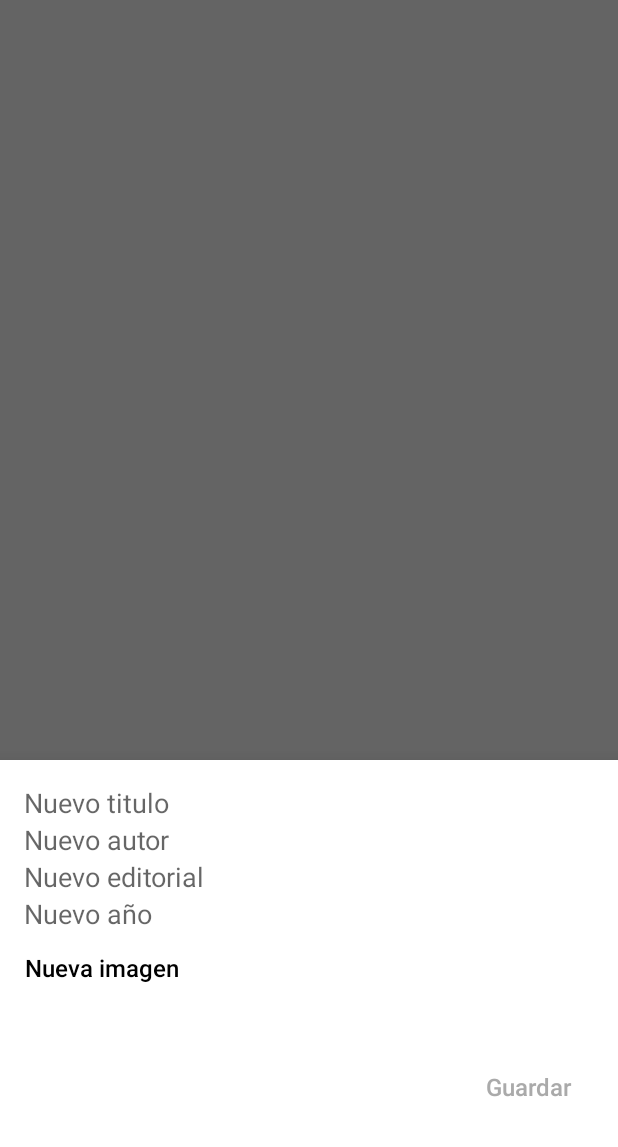
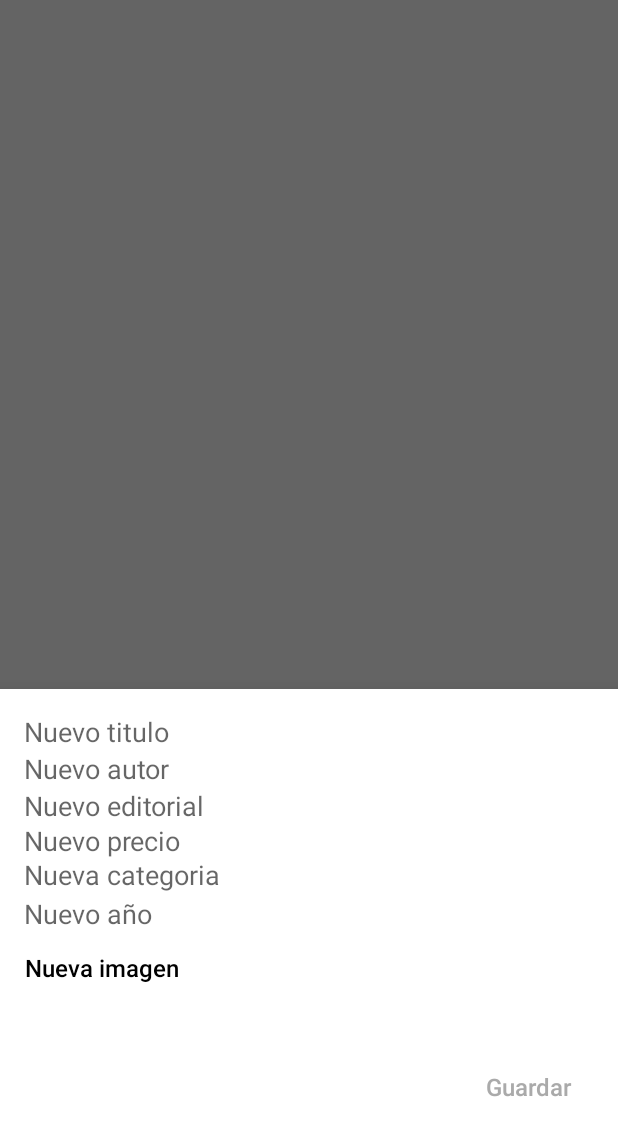
Before and after one commit to GustavoGVBan/Libreria, an Android app: the screen it shows after launch (MainActivity), after a tap on an icon or button, on a phone screen of 412 x 824 dp, the part 89-1236 px from its top. Run offline under Robolectric (Android 15) with nearby library versions, the phone set to English and light mode, and no system bars.

Commit message:
Se agrega actualizacion de proyecto

```diff
--- a/app/src/main/java/net/penguincoders/doit/AddNewBook.java
+++ b/app/src/main/java/net/penguincoders/doit/AddNewBook.java
@@ -46,6 +46,8 @@ public class AddNewBook extends BottomSheetDialogFragment {
     private EditText editTextTitulo;
     private EditText editTextAutor;
     private EditText editTextEditorial;
+    private EditText editTextPrecio;
+    private EditText newCategoriaText;
     private EditText editTextAño;
     private Button imageButton;
     private ImageView imageView;
@@ -81,6 +83,8 @@ public class AddNewBook extends BottomSheetDialogFragment {
         editTextTitulo = Objects.requireNonNull(getView()).findViewById(R.id.newTitleText);
         editTextAutor = Objects.requireNonNull(getView()).findViewById(R.id.newAutorText);
         editTextEditorial = Objects.requireNonNull(getView()).findViewById(R.id.newEditorialText);
+        editTextPrecio = Objects.requireNonNull(getView()).findViewById(R.id.newPrecioText);
+        newCategoriaText = Objects.requireNonNull(getView()).findViewById(R.id.newCategoriaText);
         editTextAño = Objects.requireNonNull(getView()).findViewById(R.id.newAñoText);
         imageButton = getView().findViewById(R.id.imageButton);
         imageView = getView().findViewById(R.id.imageView);
@@ -94,12 +98,16 @@ public class AddNewBook extends BottomSheetDialogFragment {
             String titulo = bundle.getString("titulo");
             String autor = bundle.getString("autor");
             String editorial = bundle.getString("editorial");
+            String precio = bundle.getString("precio");
+            String categoria = bundle.getString("categoria");
             String año = bundle.getString("año");
             String imagen = bundle.getString("imagen");
 
             editTextTitulo.setText(titulo);
             editTextAutor.setText(autor);
             editTextEditorial.setText(editorial);
+            editTextPrecio.setText(precio);
+            newCategoriaText.setText(categoria);
             editTextAño.setText(año);
 
             assert titulo != null;
@@ -152,6 +160,8 @@ public class AddNewBook extends BottomSheetDialogFragment {
                 String titulo = editTextTitulo.getText().toString();
                 String autor = editTextAutor.getText().toString();
                 String editorial = editTextEditorial.getText().toString();
+                String precio = editTextPrecio.getText().toString();
+                String categoria = newCategoriaText.getText().toString();
                 String año = editTextAño.getText().toString();
 
 
@@ -163,6 +173,8 @@ public class AddNewBook extends BottomSheetDialogFragment {
                     person.setTitulo(titulo);
                     person.setAutor(autor);
                     person.setEditorial(editorial);
+                    person.setPrecio(precio);
+                    person.setCategoria(categoria);
                     person.setAño(año);
                     person.setImagen(uriImage);
                     db.insertBook(person);
--- a/app/src/main/java/net/penguincoders/doit/Utils/DatabaseHandler.java
+++ b/app/src/main/java/net/penguincoders/doit/Utils/DatabaseHandler.java
@@ -20,6 +20,8 @@ public class DatabaseHandler extends SQLiteOpenHelper {
     private static final String TITULO = "titulo";
     private static final String AUTOR = "autor";
     private static final String EDITORIAL = "editorial";
+    private static final String PRECIO = "precio";
+    private static final String CATEGORIA = "categoria";
     private static final String AÑO = "año";
     private static final String IMAGEN = "imagen";
     private static final String STATUS = "status";
@@ -28,6 +30,8 @@ public class DatabaseHandler extends SQLiteOpenHelper {
             TITULO + " TEXT, " +
             AUTOR + " TEXT, " +
             EDITORIAL + " TEXT, " +
+            PRECIO + " TEXT, " +
+            CATEGORIA + " TEXT, " +
             IMAGEN + " TEXT, " +
             AÑO + " TEXT)";
 
@@ -59,6 +63,8 @@ public class DatabaseHandler extends SQLiteOpenHelper {
         cv.put(TITULO, person.getTitulo());
         cv.put(AUTOR, person.getAutor());
         cv.put(EDITORIAL, person.getEditorial());
+        cv.put(PRECIO, person.getEditorial());
+        cv.put(CATEGORIA, person.getEditorial());
         cv.put(AÑO, person.getAño());
         cv.put(IMAGEN, person.getImagen());
         db.insert(TODO_TABLE, null, cv);
@@ -78,6 +84,8 @@ public class DatabaseHandler extends SQLiteOpenHelper {
                         book.setTitulo(cur.getString(cur.getColumnIndex(TITULO)));
                         book.setAutor(cur.getString(cur.getColumnIndex(AUTOR)));
                         book.setEditorial(cur.getString(cur.getColumnIndex(EDITORIAL)));
+                        book.setEditorial(cur.getString(cur.getColumnIndex(PRECIO)));
+                        book.setEditorial(cur.getString(cur.getColumnIndex(CATEGORIA)));
                         book.setAño(cur.getString(cur.getColumnIndex(AÑO)));
                         book.setImagen(cur.getString(cur.getColumnIndex(IMAGEN)));
                         bookList.add(book);
@@ -105,6 +113,8 @@ public class DatabaseHandler extends SQLiteOpenHelper {
         cv.put(TITULO,titulo);
         cv.put(AUTOR, autor);
         cv.put(EDITORIAL, editorial);
+        cv.put(PRECIO, editorial);
+        cv.put(CATEGORIA, editorial);
         cv.put(AÑO, año);
         cv.put(IMAGEN, uriImage);
         db.update(TODO_TABLE, cv, ID + "= ?", new String[] {String.valueOf(id)});
--- a/app/src/main/res/layout/new_book.xml
+++ b/app/src/main/res/layout/new_book.xml
@@ -28,17 +28,40 @@
         android:layout_height="wrap_content"
         android:layout_below="@id/newAutorText"
         android:background="@null"
-        android:textAppearance="@style/TextAppearance.AppCompat.Medium"
-        android:hint="@string/new_editorial" />
+        android:hint="@string/new_editorial"
+        android:textAppearance="@style/TextAppearance.AppCompat.Medium" />
+
+    <EditText
+        android:id="@+id/newPrecioText"
+        android:layout_width="match_parent"
+        android:layout_height="wrap_content"
+        android:layout_below="@id/newAutorText"
+        android:layout_marginTop="23dp"
+        android:background="@null"
+        android:hint="@string/new_precio"
+        android:inputType="numberDecimal"
+        android:textAppearance="@style/TextAppearance.AppCompat.Medium" />
+
+    <EditText
+        android:id="@+id/newCategoriaText"
+        android:layout_width="match_parent"
+        android:layout_height="wrap_content"
+        android:layout_below="@id/newAutorText"
+        android:layout_marginTop="46dp"
+        android:background="@null"
+        android:hint="@string/new_categoria"
+        android:textAppearance="@style/TextAppearance.AppCompat.Medium" />
 
     <EditText
         android:id="@+id/newAñoText"
         android:layout_width="match_parent"
         android:layout_height="wrap_content"
         android:layout_below="@id/newEditorialText"
+        android:layout_marginTop="47dp"
         android:background="@null"
-        android:textAppearance="@style/TextAppearance.AppCompat.Medium"
-        android:hint="@string/new_año" />
+        android:hint="@string/new_año"
+        android:inputType="number"
+        android:textAppearance="@style/TextAppearance.AppCompat.Medium" />
 
     <Button
         android:id="@+id/imageButton"
--- a/app/src/main/res/values/strings.xml
+++ b/app/src/main/res/values/strings.xml
@@ -4,6 +4,8 @@
     <string name="new_title">Nuevo titulo</string>
     <string name="new_autor">Nuevo autor</string>
     <string name="new_editorial">Nuevo editorial</string>
+    <string name="new_precio">Nuevo precio</string>
+    <string name="new_categoria">Nueva categoria</string>
     <string name="new_año">Nuevo año</string>
     <string name="new_imagen">Nueva imagen</string>
     <string name="tasks">Libros</string>
```
Also changed, not shown: app/src/main/java/net/penguincoders/doit/Model/BookModel.java (+17 -1 lines).
